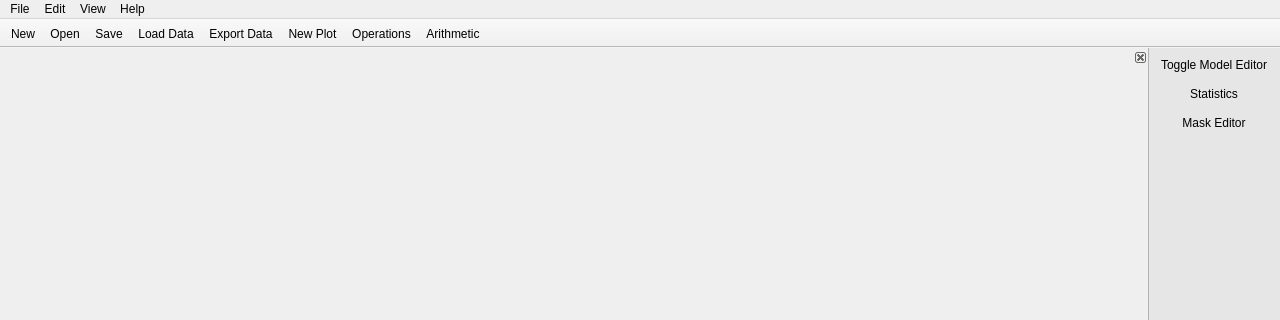
Old version of the form specviz/data/ui/main_window.ui in the repository nmearl/specviz; both pictures show x 0 to 1280 and y 0 to 320 of the 1280 by 720 pixel window.
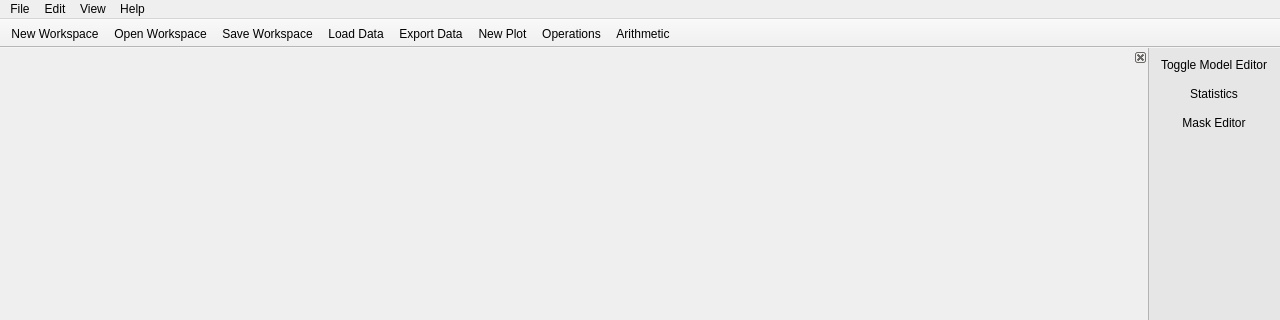
New version of the form. Icons and pictures are not drawn.

Commit message: Fix data loading api messaging

What changed in the file:
```diff
--- a/specviz/data/ui/main_window.ui
+++ b/specviz/data/ui/main_window.ui
@@ -98,9 +98,9 @@
    <attribute name="toolBarBreak">
     <bool>false</bool>
    </attribute>
-   <addaction name="new_action"/>
-   <addaction name="open_action"/>
-   <addaction name="save_action"/>
+   <addaction name="new_workspace_action"/>
+   <addaction name="open_workspace_action"/>
+   <addaction name="save_workspace_action"/>
    <addaction name="load_data_action"/>
    <addaction name="export_data_action"/>
    <addaction name="new_plot_action"/>
@@ -163,37 +163,37 @@
    </attribute>
    <widget class="QWidget" name="dockWidgetContents"/>
   </widget>
-  <action name="new_action">
+  <action name="new_workspace_action">
    <property name="icon">
     <iconset resource="../resources.qrc">
      <normaloff>:/icons/015-new.svg</normaloff>:/icons/015-new.svg</iconset>
    </property>
    <property name="text">
-    <string>New</string>
+    <string>New Workspace</string>
    </property>
    <property name="toolTip">
     <string>Create a new workspace</string>
    </property>
   </action>
-  <action name="open_action">
+  <action name="open_workspace_action">
    <property name="icon">
     <iconset resource="../resources.qrc">
      <normaloff>:/icons/folder.svg</normaloff>:/icons/folder.svg</iconset>
    </property>
    <property name="text">
-    <string>Open</string>
+    <string>Open Workspace</string>
    </property>
    <property name="toolTip">
     <string>Open a previously saved workspace</string>
    </property>
   </action>
-  <action name="save_action">
+  <action name="save_workspace_action">
    <property name="icon">
     <iconset resource="../resources.qrc">
      <normaloff>:/icons/014-save.svg</normaloff>:/icons/014-save.svg</iconset>
    </property>
    <property name="text">
-    <string>Save</string>
+    <string>Save Workspace</string>
    </property>
    <property name="toolTip">
     <string>Save current workspace</string>
```
The commit also changes 1 other file.
